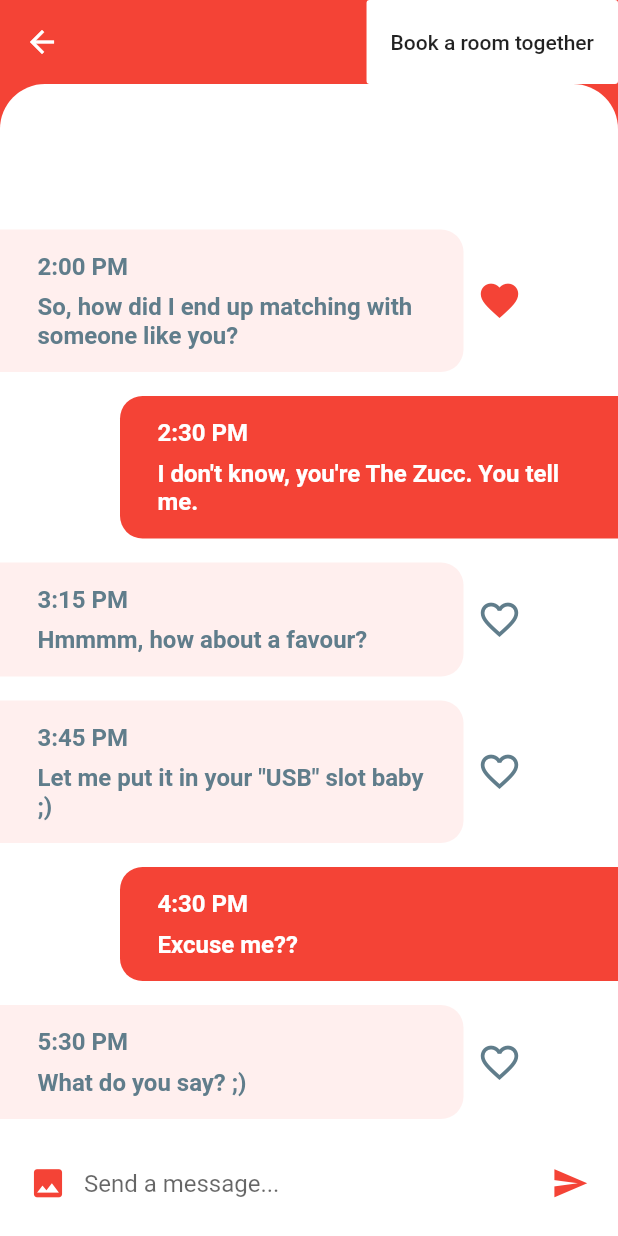
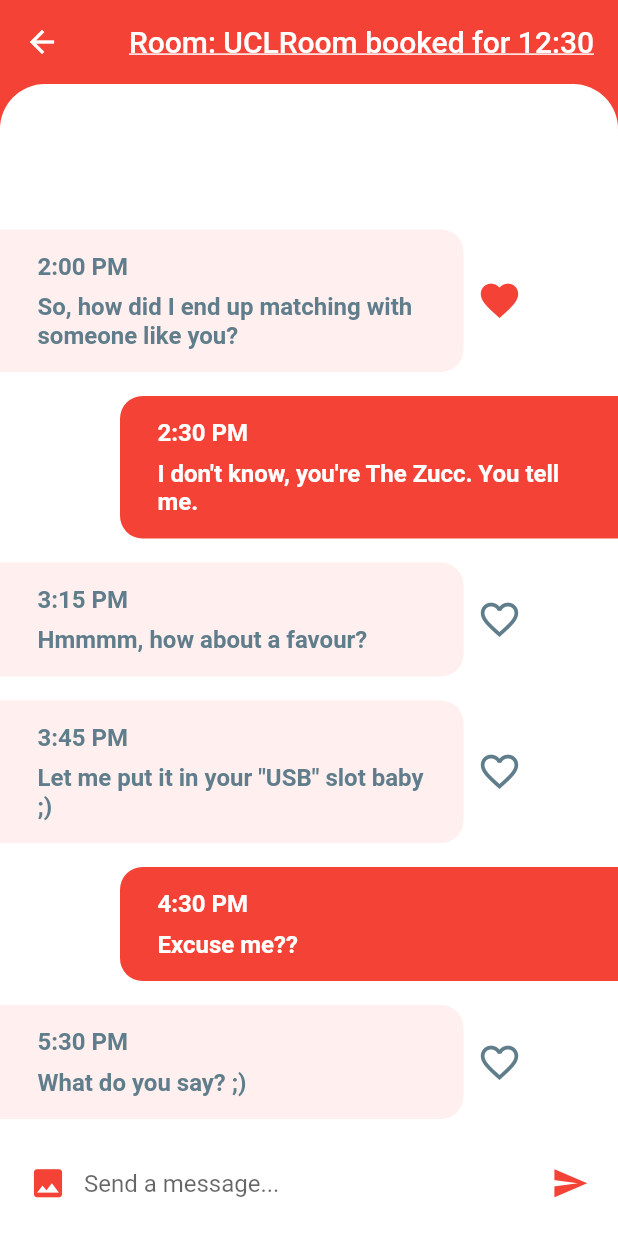
Before and after one commit to LieutenantPorky/ember, a Flutter app: the ChatScreen screen opened directly with empty values, after a tap on "Book a room together", on a phone screen of 412 x 824 dp. Run offline on Flutter 3.47's test engine with Material 2 defaults, Android fonts, the phone set to English and light mode, and no system bars; missing offline and left inert: fluttery_dart2; network calls fail.

Commit message:
Book room button

```diff
--- a/frontend/lib/screens/chat_screen.dart
+++ b/frontend/lib/screens/chat_screen.dart
@@ -1,6 +1,8 @@
 import 'package:flutter/material.dart';
 import '../models/message_model.dart';
 import '../models/user_model.dart';
+import 'package:http/http.dart' as http;
+
 
 class ChatScreen extends StatefulWidget {
   final User user;
@@ -116,6 +118,10 @@ class _ChatScreenState extends State<ChatScreen> {
     );
   }
 
+  String name = "";
+  String time = "";
+  bool booked = false;
+
   @override
   Widget build(BuildContext context) {
     return Scaffold(
@@ -133,9 +139,19 @@ class _ChatScreenState extends State<ChatScreen> {
           FlatButton(
             // icon: Icon(Icons.more_horiz),
             // iconSize: 30.0,
-            child: Text("Book a room together"),
-            color: Colors.white,
-            onPressed: () {},
+            child:  Text(
+              booked ? "Room: $name booked for $time" : "Book a room together",
+              style: TextStyle(color: Colors.white, decoration: TextDecoration.underline, fontSize: 20)),
+            // color: Colors.white,
+
+            onPressed: () async {
+              // final booking = await http.get("http://127.0.0.1:8080/1/2");
+              setState(() {
+                name = "UCLRoom";
+                time = "12:30";
+                booked = true;
+              });
+            },
           ),
         ],
       ),
```
